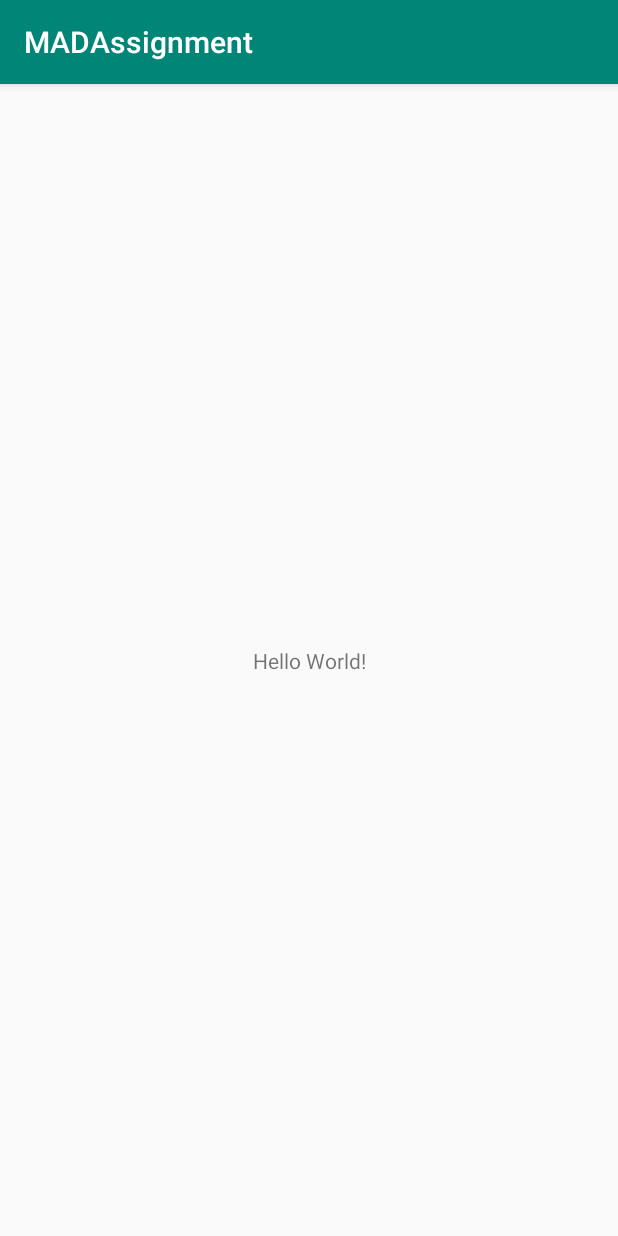
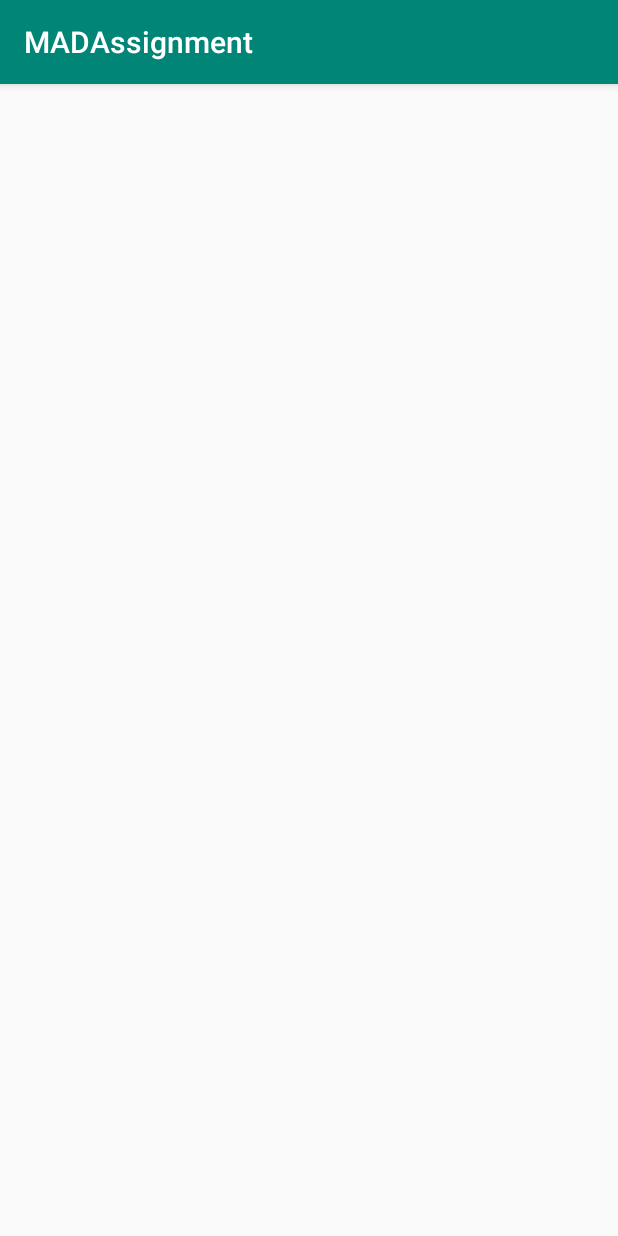
Before and after one commit to Naes0/MADAssignment, an Android app: the screen it shows after launch (MainActivity), on a phone screen of 412 x 824 dp. Run offline under Robolectric (Android 15) with nearby library versions, the phone set to English and light mode, and no system bars.

Commit message:
added backgrounds

```diff
--- a/app/build.gradle
+++ b/app/build.gradle
@@ -27,4 +27,5 @@ dependencies {
     androidTestImplementation 'com.android.support.test.espresso:espresso-core:3.0.2'
     implementation 'com.android.support.constraint:constraint-layout:1.1.2'
     implementation 'com.android.support:recyclerview-v7:28.0.0-rc02'
+    implementation 'androidx.constraintlayout:constraintlayout:1.1.3'
 }
--- a/app/src/main/res/layout/activity_main.xml
+++ b/app/src/main/res/layout/activity_main.xml
@@ -1,18 +1,7 @@
 <?xml version="1.0" encoding="utf-8"?>
-<androidx.constraintlayout.widget.ConstraintLayout xmlns:android="http://schemas.android.com/apk/res/android"
-    xmlns:app="http://schemas.android.com/apk/res-auto"
-    xmlns:tools="http://schemas.android.com/tools"
+<android.support.constraint.ConstraintLayout xmlns:android="http://schemas.android.com/apk/res/android"
+    android:id="@+id/main"
     android:layout_width="match_parent"
-    android:layout_height="match_parent"
-    tools:context=".MainActivity">
+    android:layout_height="match_parent">
 
-    <TextView
-        android:layout_width="wrap_content"
-        android:layout_height="wrap_content"
-        android:text="Hello World!"
-        app:layout_constraintBottom_toBottomOf="parent"
-        app:layout_constraintLeft_toLeftOf="parent"
-        app:layout_constraintRight_toRightOf="parent"
-        app:layout_constraintTop_toTopOf="parent" />
-
-</androidx.constraintlayout.widget.ConstraintLayout>
+</android.support.constraint.ConstraintLayout>
```
Also changed, not shown: app/src/main/res/drawable-v24/main.jpg (added), app/src/main/res/drawable-v24/market.png (added), app/src/main/res/drawable-v24/town.jpg (added), app/src/main/res/drawable-v24/wilderness.jpg (added), app/src/main/res/drawable-v24/wilderness2.jpg (added).
